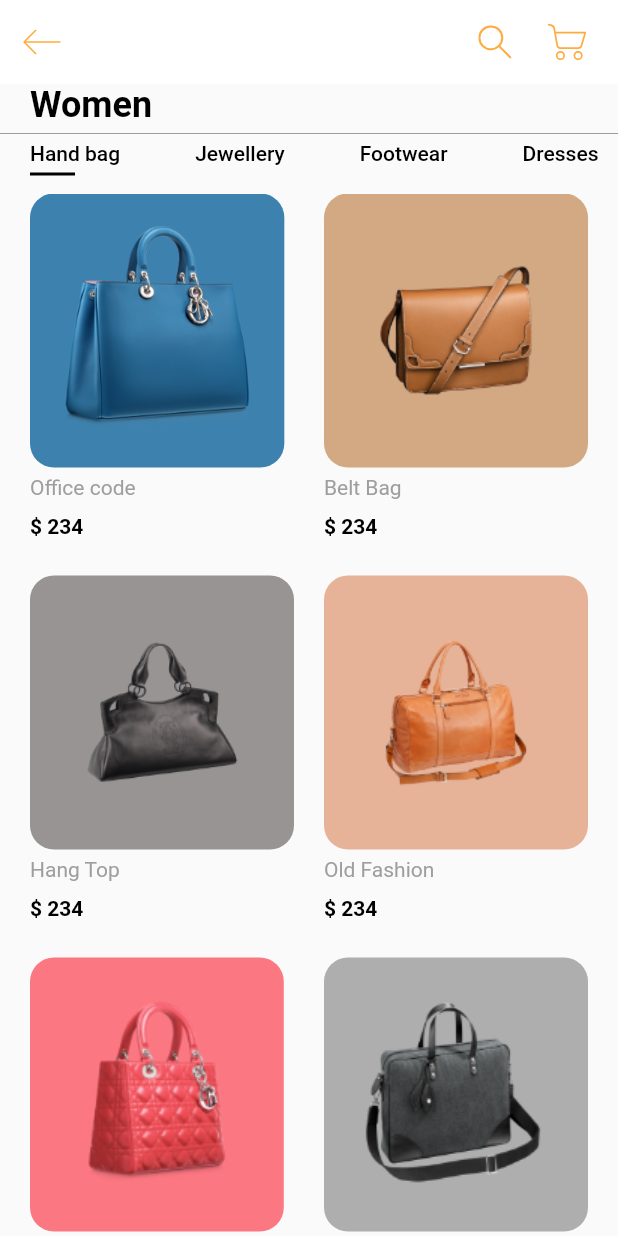
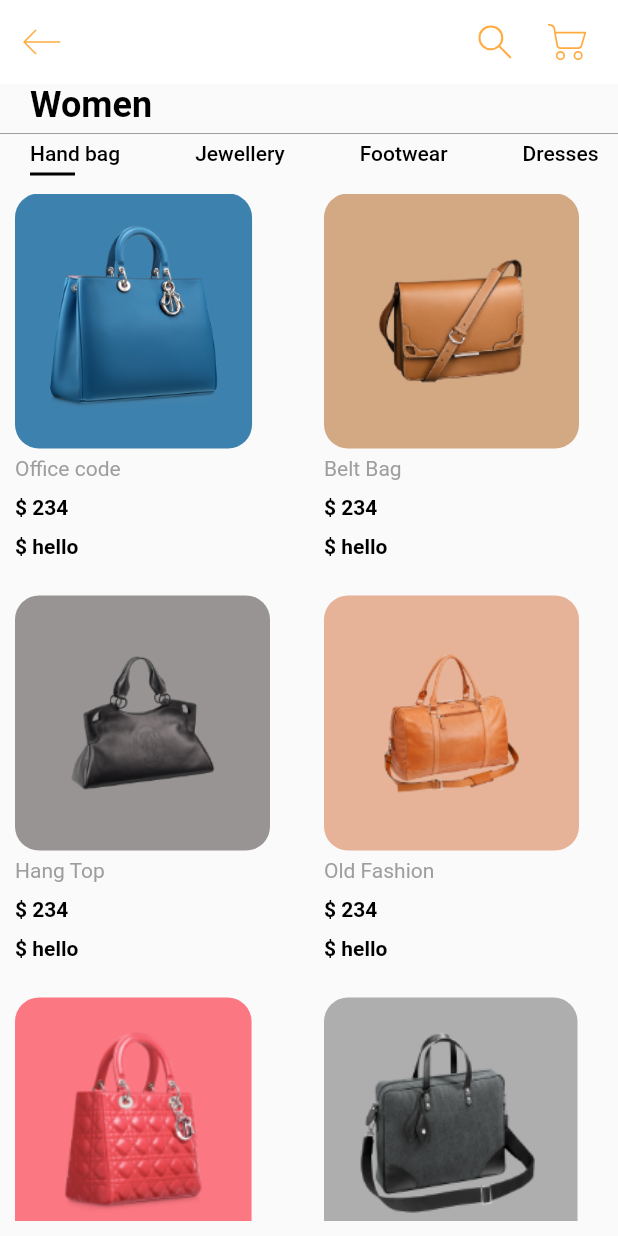
Before and after one commit to ltphy/shopping_cart, a Flutter app: the screen it shows after launch, after a tap on "Hand bag", on a phone screen of 412 x 824 dp. Run offline on Flutter 3.47's test engine with Material 2 defaults, Android fonts, the phone set to English and light mode, and no system bars; our stand-ins replace flutter_svg.

```diff
--- a/lib/screens/HomeScreen/components/ItemCard.dart
+++ b/lib/screens/HomeScreen/components/ItemCard.dart
@@ -1,6 +1,9 @@
 import 'package:flutter/material.dart';
+import 'package:provider/provider.dart';
 import 'package:shopping/models/Product.dart';
 import 'package:shopping/screens/HomeScreen/constant.dart';
+
+import 'MyModel.dart';
 
 class ItemCard extends StatelessWidget {
   final Product product;
@@ -11,6 +14,7 @@ class ItemCard extends StatelessWidget {
   @override
   Widget build(BuildContext context) {
     //have to resize by ratio later
+    return Consumer<MyModel>(builder: (context, myModel, child) {
       return GestureDetector(
           onTap: () {
             onPress();
@@ -29,15 +33,24 @@ class ItemCard extends StatelessWidget {
                 child: Image.asset(product.image),
               )),
               Padding(
-              padding: const EdgeInsets.symmetric(vertical: defaultPadding / 4),
+                padding:
+                    const EdgeInsets.symmetric(vertical: defaultPadding / 4),
                 child: Text(product.title, style: TextStyle(color: textColor)),
               ),
               Padding(
-              padding: const EdgeInsets.symmetric(vertical: defaultPadding / 4),
+                padding:
+                    const EdgeInsets.symmetric(vertical: defaultPadding / 4),
                 child: Text('\$ ${product.price.toString()}',
+                    style: TextStyle(fontWeight: FontWeight.bold)),
+              ),
+              Padding(
+                padding:
+                    const EdgeInsets.symmetric(vertical: defaultPadding / 4),
+                child: Text('\$ ${myModel.someValue}',
                     style: TextStyle(fontWeight: FontWeight.bold)),
               )
             ],
           )));
+    });
   }
 }
--- a/lib/screens/HomeScreen/components/ItemListCard.dart
+++ b/lib/screens/HomeScreen/components/ItemListCard.dart
@@ -17,8 +17,7 @@ class _ItemListCardState extends State<ItemListCard> {
 
     print("RERENDER");
     return Container(
-        margin: EdgeInsets.only(top: 10),
-        padding: EdgeInsets.symmetric(horizontal: defaultPadding),
+        padding: EdgeInsets.all(10),
         child: GridView.builder(
             itemCount: products.length,
             gridDelegate: SliverGridDelegateWithFixedCrossAxisCount(
--- /dev/null
+++ b/lib/screens/HomeScreen/components/MyModel.dart
@@ -0,0 +1,19 @@
+import 'package:flutter/foundation.dart';
+
+class MyModel extends ChangeNotifier {
+  //                                               <--- MyModel
+  String someValue = 'Hello';
+
+  void doSomething() {
+    if (someValue == 'hello') {
+      someValue = 'Goodbye';
+    } else {
+      someValue = 'hello';
+    }
+    print(someValue);
+    notifyListeners();
+
+  }
+
+  void setSomeThing() {}
+}
--- a/lib/screens/HomeScreen/components/body.dart
+++ b/lib/screens/HomeScreen/components/body.dart
@@ -2,11 +2,21 @@ import 'package:flutter/material.dart';
 import 'package:shopping/screens/HomeScreen/components/ItemListCard.dart';
 import 'package:shopping/screens/HomeScreen/components/categories.dart';
 import 'package:shopping/screens/HomeScreen/constant.dart';
+import 'package:provider/provider.dart';
 
-class Body extends StatelessWidget {
+import 'MyModel.dart';
+
+class Body extends StatefulWidget {
+  @override
+  _BodyState createState() => _BodyState();
+}
+
+class _BodyState extends State<Body> {
   @override
   Widget build(BuildContext context) {
-    return Container(
+    return ChangeNotifierProvider<MyModel>(
+        create: (context) => MyModel(),
+        child: Container(
             child: Column(
           crossAxisAlignment: CrossAxisAlignment.start,
           children: <Widget>[
@@ -20,8 +30,8 @@ class Body extends StatelessWidget {
             ),
             Divider(color: Colors.grey, height: 10),
             Categories(),
-        Expanded(child: ItemListCard())
+            Expanded(child: ItemListCard()),
           ],
-    ));
+        )));
   }
 }
--- a/lib/screens/HomeScreen/components/categories.dart
+++ b/lib/screens/HomeScreen/components/categories.dart
@@ -1,6 +1,8 @@
+import 'package:flutter/material.dart';
+import 'package:provider/provider.dart';
+import 'package:shopping/screens/HomeScreen/constant.dart';
 
-import 'package:flutter/material.dart';
-import 'package:shopping/screens/HomeScreen/constant.dart';
+import 'MyModel.dart';
 
 class Categories extends StatefulWidget {
   @override
@@ -26,11 +28,13 @@ class _CategoriesState extends State<Categories> {
   }
 
   Widget buildCategory(int index) {
+    return Consumer<MyModel>(builder: (context, myModel, child) {
       return GestureDetector(
           onTap: () {
             setState(() {
               selectedIndex = index;
             });
+            myModel.doSomething();
           },
           child: Container(
               padding: EdgeInsets.symmetric(horizontal: defaultPadding),
@@ -51,5 +55,6 @@ class _CategoriesState extends State<Categories> {
                   )
                 ],
               )));
+    });
   }
 }
--- a/pubspec.yaml
+++ b/pubspec.yaml
@@ -30,6 +30,8 @@ dependencies:
   cupertino_icons: ^1.0.0
   flutter_svg: ^0.18.0
   shared_preferences: ^0.5.12+2
+  provider: ^4.0.1
+
 dev_dependencies:
   flutter_test:
     sdk: flutter
```
Also changed, not shown: pubspec.lock. Lines whose indentation alone changed are shown as unchanged.
